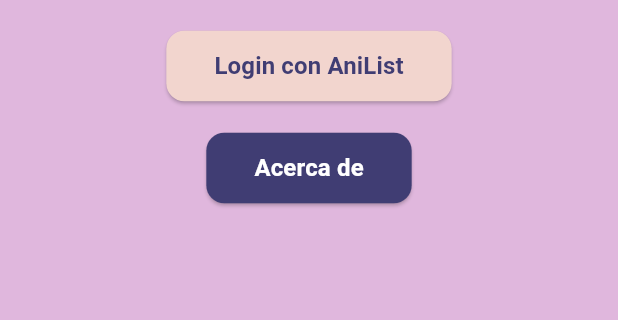
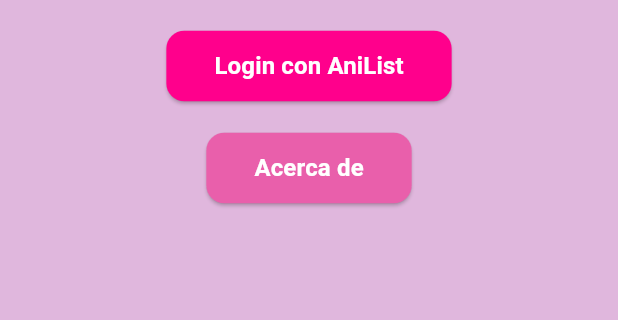
Before and after one commit to RigxorZero/my_anime_vault, a Flutter app: the screen it shows after launch, on a phone screen of 412 x 824 dp, the part 495-815 px from its top. Run offline on Flutter 3.47's test engine with Material 3 defaults, Android fonts, the phone set to English and light mode, and no system bars; our stand-ins replace app_links, flutter_gemini, google_fonts, graphql_flutter.

Commit message:
Edicion de colores

```diff
--- a/lib/Screens/home_screen.dart
+++ b/lib/Screens/home_screen.dart
@@ -224,7 +224,8 @@
             ),
           ],
           currentIndex: _selectedIndex,
-          selectedItemColor: Colors.amber[800],
+          selectedItemColor: const Color.fromARGB(255, 255, 0, 140),
+          unselectedItemColor: const Color.fromARGB(255, 0, 0, 0), // Color de los íconos no seleccionados
           onTap: _onItemTapped,
         ),
       ),
--- a/lib/main.dart
+++ b/lib/main.dart
@@ -142,7 +142,7 @@
                   ElevatedButton(
                     onPressed: _loginWithAniList,
                     style: ElevatedButton.styleFrom(
-                      backgroundColor: const Color(0xFFF2D5CE), // Color rosado claro
+                      backgroundColor: const Color.fromARGB(255, 255, 0, 140), // Color rosado claro
                       padding: const EdgeInsets.symmetric(horizontal: 32, vertical: 12),
                       shape: RoundedRectangleBorder(
                         borderRadius: BorderRadius.circular(12),
@@ -153,7 +153,7 @@
                       style: TextStyle(
                         fontSize: 16,
                         fontWeight: FontWeight.bold,
-                        color: Color(0xFF403D73), // Azul oscuro
+                        color: Color.fromARGB(255, 255, 255, 255), // Azul oscuro
                       ),
                     ),
                   ),
@@ -161,7 +161,7 @@
                   ElevatedButton(
                     onPressed: _navigateToAboutPage, // Usamos el método con _navigatorKey
                     style: ElevatedButton.styleFrom(
-                      backgroundColor: const Color(0xFF403D73), // Azul oscuro
+                      backgroundColor: const Color.fromARGB(255, 233, 95, 171), // Azul oscuro
                       padding: const EdgeInsets.symmetric(horizontal: 32, vertical: 12),
                       shape: RoundedRectangleBorder(
                         borderRadius: BorderRadius.circular(12),
```
Also changed, not shown: 2 other files.
